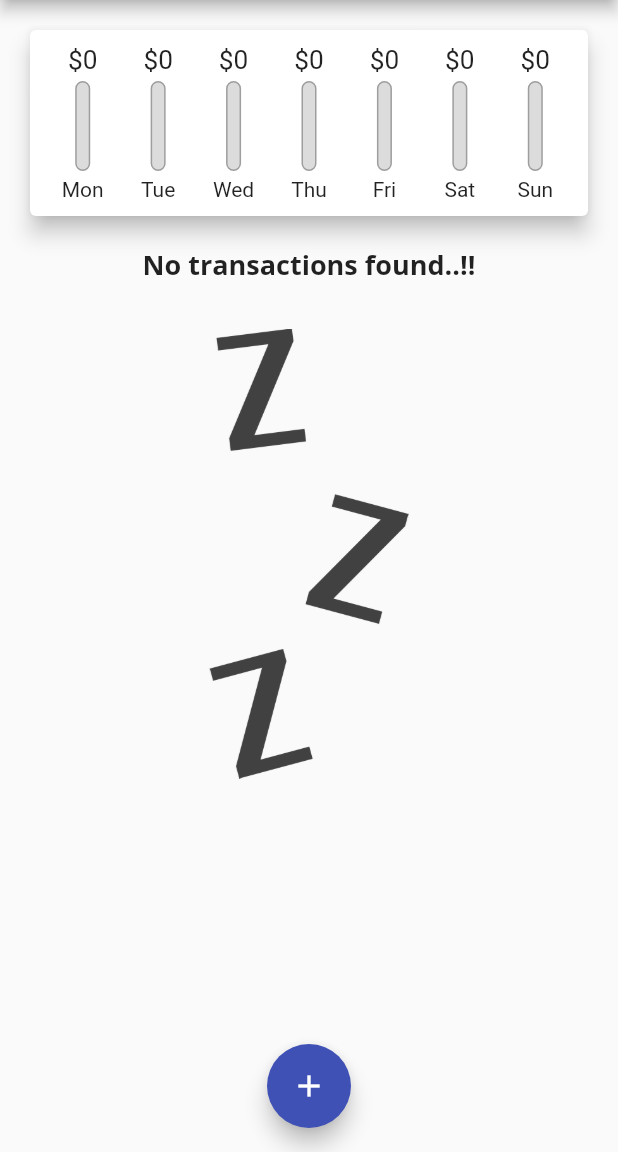
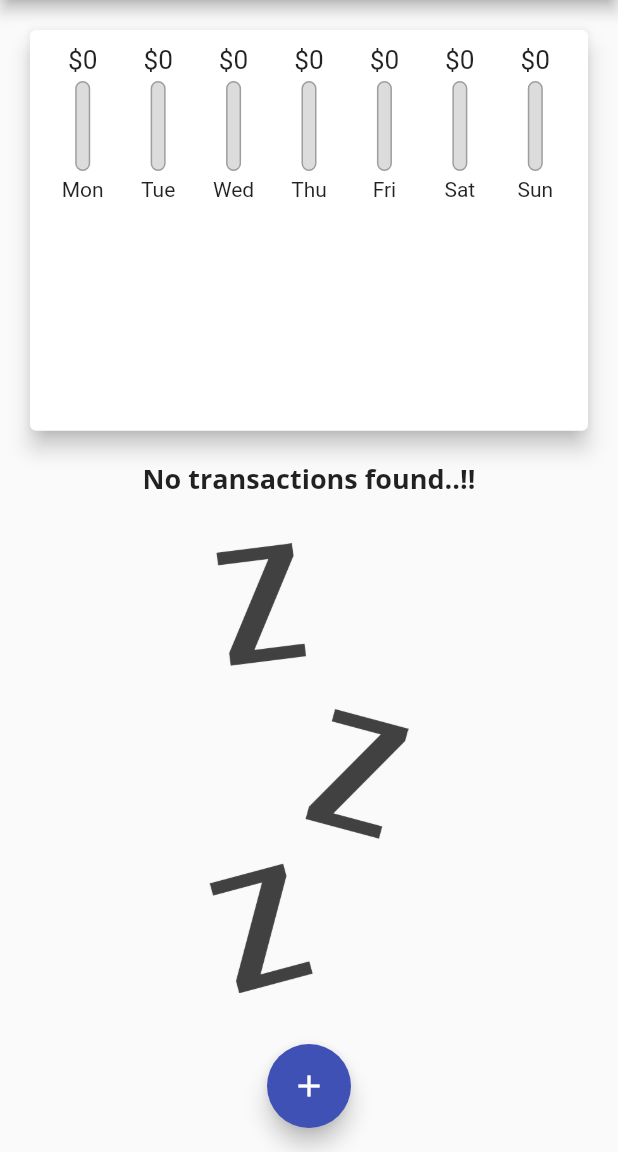
Before and after one commit to dsadasivani/expenses_manager_app, a Flutter app: the screen it shows after launch, on a phone screen of 412 x 824 dp, the part 84-1236 px from its top. Run offline on Flutter 3.47's test engine with Material 2 defaults, Android fonts, the phone set to English and light mode, and no system bars.

Commit message:
Added Responsive to app

```diff
--- a/lib/main.dart
+++ b/lib/main.dart
@@ -119,8 +119,7 @@
 
   @override
   Widget build(BuildContext context) {
-    return Scaffold(
-      appBar: AppBar(
+    final appBar = AppBar(
       title: Text('Expenses Manager'),
       actions: [
         IconButton(
@@ -128,14 +127,28 @@
           icon: Icon(Icons.add),
         ),
       ],
-      ),
+    );
+    return Scaffold(
+      appBar: appBar,
       body: SingleChildScrollView(
         child: Column(
           // mainAxisAlignment: MainAxisAlignment.spaceAround,
           // crossAxisAlignment: CrossAxisAlignment.stretch,
           children: [
-            Chart(_recentTransactions),
-            TransactionList(_userTransactions, deleteTransaction),
+            Container(
+              height: (MediaQuery.of(context).size.height -
+                      appBar.preferredSize.height -
+                      MediaQuery.of(context).padding.top) *
+                  0.4,
+              child: Chart(_recentTransactions),
+            ),
+            Container(
+              height: (MediaQuery.of(context).size.height -
+                      appBar.preferredSize.height -
+                      MediaQuery.of(context).padding.top) *
+                  0.6,
+              child: TransactionList(_userTransactions, deleteTransaction),
+            ),
           ],
         ),
       ),
--- a/lib/widgets/transaction_list.dart
+++ b/lib/widgets/transaction_list.dart
@@ -11,7 +11,7 @@
   @override
   Widget build(BuildContext context) {
     return Container(
-      height: 480,
+      // height: 480,
       child: userTransactions.isEmpty
           ? Column(
               children: [
```
Lines whose indentation alone changed are shown as unchanged.
